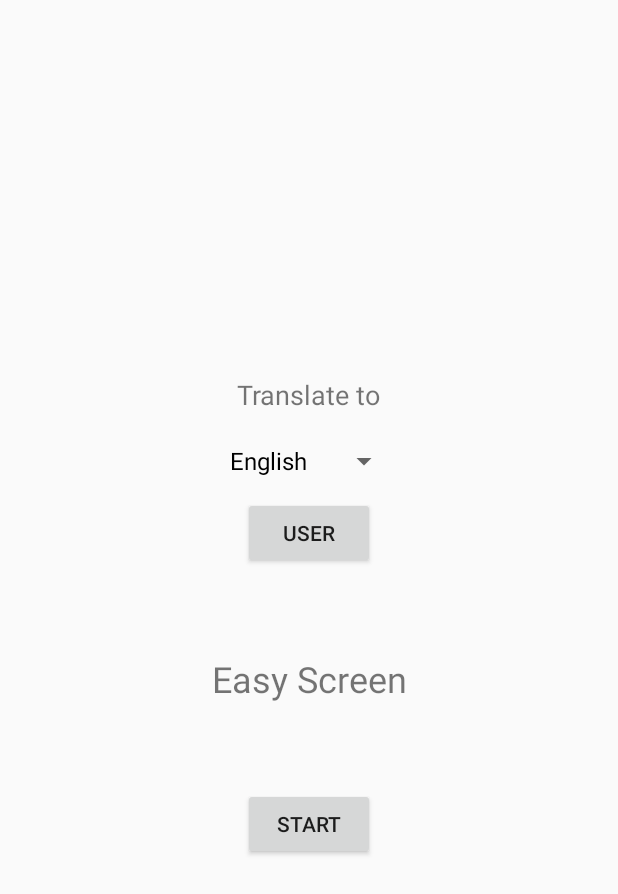
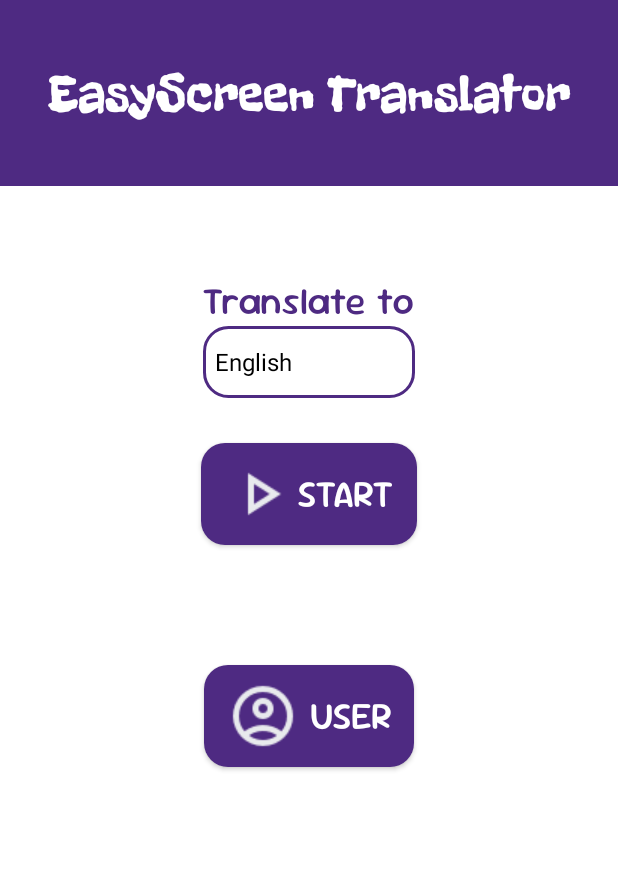
Before and after one commit to Lance-Azrael/CSS-545-UWB, an Android app built with Jetpack Compose: the screen it shows after launch (MainActivity), on a phone screen of 412 x 824 dp. Shown: the top 894 px of the screen. Run offline under Robolectric (Android 15) with nearby library versions, the phone set to English and light mode, and no system bars; libraries missing offline, so code that uses them is left out: com.google.mlkit.common, com.google.mlkit.nl, com.google.mlkit.vision.

Commit message:
CP3 upload

```diff
--- a/Project/app/src/main/java/com/example/easyscreen/MainActivity.kt
+++ b/Project/app/src/main/java/com/example/easyscreen/MainActivity.kt
@@ -46,10 +46,14 @@ class MainActivity : ComponentActivity() {
     private lateinit var screenCaptureLauncher: ActivityResultLauncher<Intent>
     private var resultData: Intent? = null
     private var isServiceStarted = false
+    private var selected_Language : Int = 0
 
     override fun onCreate(savedInstanceState: Bundle?) {
         super.onCreate(savedInstanceState)
         setContentView(R.layout.activity_main)
+        savedInstanceState?.let {
+            selected_Language = it.getInt("counter_key", 0)
+        }
 
         // 初始化下拉菜单
         languageSpinner = findViewById(R.id.language_spinner)
@@ -88,7 +92,6 @@ class MainActivity : ComponentActivity() {
             startActivity(intent)
         }
 
-        cropView = findViewById(R.id.cropView)
 
 //        screenshotButton = findViewById(R.id.screenshotButton)
 //        screenshotButton.setOnClickListener {
@@ -137,6 +140,13 @@ class MainActivity : ComponentActivity() {
         startScreenCapture()
 
 
+    }
+
+    override fun onSaveInstanceState(outState: Bundle) {
+        super.onSaveInstanceState(outState)
+        // Save the counter value
+        outState.putInt("selected_language", selected_Language)
+        println("onSaveInstanceState")
     }
 
 
--- /dev/null
+++ b/Project/app/src/main/res/drawable/button_background.xml
@@ -0,0 +1,8 @@
+<!-- button_background.xml -->
+<shape xmlns:android="http://schemas.android.com/apk/res/android">
+    <solid android:color="#4E2A82" />
+<!--    <stroke-->
+<!--        android:color="#4E2A82"-->
+<!--        android:width="2dp" />-->
+    <corners android:radius="16dp" />
+</shape>
--- /dev/null
+++ b/Project/app/src/main/res/drawable/spinner_background.xml
@@ -0,0 +1,8 @@
+
+<shape xmlns:android="http://schemas.android.com/apk/res/android">
+    <solid android:color="#FFFFFF" />
+    <stroke
+        android:color="#4E2A82"
+        android:width="2dp" />
+    <corners android:radius="16dp" />
+</shape>
--- /dev/null
+++ b/Project/app/src/main/res/drawable/title_background.xml
@@ -0,0 +1,7 @@
+<shape xmlns:android="http://schemas.android.com/apk/res/android">
+    <solid android:color="#4E2A82"/>
+<!--    <stroke-->
+<!--        android:color="#FF03DAC5"-->
+<!--        android:width="2dp" />-->
+    <corners android:radius="0dp"/>
+</shape>
--- a/Project/app/src/main/res/layout/activity_main.xml
+++ b/Project/app/src/main/res/layout/activity_main.xml
@@ -1,71 +1,92 @@
 <?xml version="1.0" encoding="utf-8"?>
-<LinearLayout xmlns:android="http://schemas.android.com/apk/res/android"
+<LinearLayout
+    xmlns:android="http://schemas.android.com/apk/res/android"
     android:layout_width="match_parent"
     android:layout_height="match_parent"
     android:orientation="vertical"
-    android:gravity="center"
-    android:padding="16dp">
+    android:gravity="top|center_horizontal"
+    android:padding="0dp"
+    android:background="@android:color/white">
 
+
+    <!-- App Title -->
+    <TextView
+        android:id="@+id/app_title"
+        android:layout_width="match_parent"
+        android:layout_height="wrap_content"
+        android:text="EasyScreen Translator"
+        android:textSize="35sp"
+        android:fontFamily="@font/freckle_face"
+        android:textColor="@android:color/white"
+        android:gravity="center"
+        android:paddingLeft="20dp"
+        android:paddingRight="20dp"
+        android:paddingTop="40dp"
+        android:paddingBottom="40dp"
+        android:background="@drawable/title_background"/>
+        />
+
+
+    <!-- Translate to -->
     <TextView
         android:layout_width="wrap_content"
         android:layout_height="wrap_content"
         android:text="Translate to"
-        android:textSize="18sp"
-        android:layout_marginBottom="8dp" />
+        android:textSize="25sp"
+        android:fontFamily="@font/sour_gummy"
+        android:textColor="#4E2A82"
+        android:layout_marginTop="60dp"
+        android:gravity="center"/>
 
-    <!-- 语言选择下拉菜单 -->
+
+    <!-- Language Spinner -->
     <Spinner
         android:id="@+id/language_spinner"
+        android:layout_width="match_parent"
+        android:layout_height="48dp"
+        android:background="@drawable/spinner_background"
+        android:layout_marginLeft="135dp"
+        android:layout_marginRight="135dp"
+        android:textSize="16sp"
+        android:fontFamily="@font/sour_gummy"
+        android:gravity="center_vertical"/>
+
+
+    <!-- Start Button -->
+    <Button
+        android:id="@+id/startButton"
         android:layout_width="wrap_content"
-        android:layout_height="wrap_content" />
+        android:layout_height="wrap_content"
+        android:text="Start"
+        android:textSize="25sp"
+        android:fontFamily="@font/sour_gummy"
+        android:drawableLeft="@drawable/ic_start"
+        android:paddingLeft="15dp"
+        android:paddingRight="15dp"
+        android:paddingBottom="10dp"
+        android:paddingTop="10dp"
+        android:gravity="center"
+        android:textColor="@android:color/white"
+        android:background="@drawable/button_background"
+        android:layout_marginTop="30dp"/>
 
-<!--    &lt;!&ndash; 开始按钮 &ndash;&gt;-->
-<!--    <Button-->
-<!--        android:id="@+id/start_button"-->
-<!--        android:layout_width="wrap_content"-->
-<!--        android:layout_height="wrap_content"-->
-<!--        android:text="Start" />-->
 
     <!-- 用户按钮 -->
     <Button
         android:id="@+id/user_button"
         android:layout_width="wrap_content"
         android:layout_height="wrap_content"
-        android:text="User" />
-
-<!--    &lt;!&ndash; 截屏按钮 &ndash;&gt;-->
-<!--    <Button-->
-<!--        android:id="@+id/screenshotButton"-->
-<!--        android:layout_width="wrap_content"-->
-<!--        android:layout_height="wrap_content"-->
-<!--        android:layout_alignParentBottom="true"-->
-<!--        android:layout_centerHorizontal="true"-->
-<!--        android:layout_marginBottom="16dp"-->
-<!--        android:text="截屏" />-->
-
-    <!-- 自定义裁剪视图,为包名下的CropView -->
-    <com.example.easyscreen.CropView
-        android:id="@+id/cropView"
-        android:layout_width="match_parent"
-        android:layout_height="match_parent"
-        android:visibility="gone" />
-
-    <TextView
-        android:id="@+id/textView"
-        android:layout_width="match_parent"
-        android:layout_height="146dp"
-        android:layout_centerHorizontal="true"
+        android:layout_marginTop="80dp"
+        android:background="@drawable/button_background"
+        android:drawableLeft="@drawable/ic_user"
+        android:fontFamily="@font/sour_gummy"
         android:gravity="center"
-        android:text="Easy Screen"
-        android:textSize="24sp" />
-
-    <Button
-        android:id="@+id/startButton"
-        android:layout_width="wrap_content"
-        android:layout_height="wrap_content"
-        android:layout_below="@+id/textView"
-        android:layout_alignParentStart="true"
-        android:layout_alignParentEnd="true"
-        android:text="Start" />
+        android:paddingLeft="15dp"
+        android:paddingTop="10dp"
+        android:paddingRight="15dp"
+        android:paddingBottom="10dp"
+        android:text=" User"
+        android:textColor="@android:color/white"
+        android:textSize="25sp" />
 
 </LinearLayout>
```
Also changed, not shown: Project/app/src/main/res/drawable/ic_start.png (added), Project/app/src/main/res/drawable/ic_stop.png (added), Project/app/src/main/res/drawable/ic_user.png (added), Project/app/src/main/res/font/freckle_face.ttf (added), Project/app/src/main/res/font/sour_gummy.ttf (added), 2 other files.
